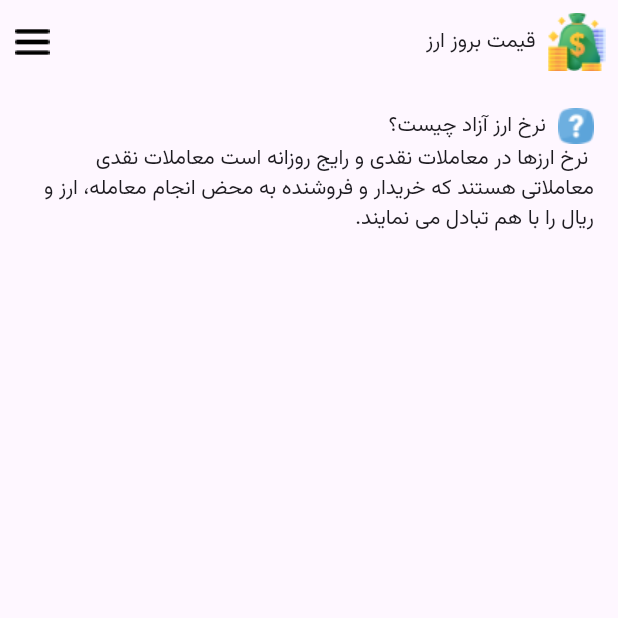
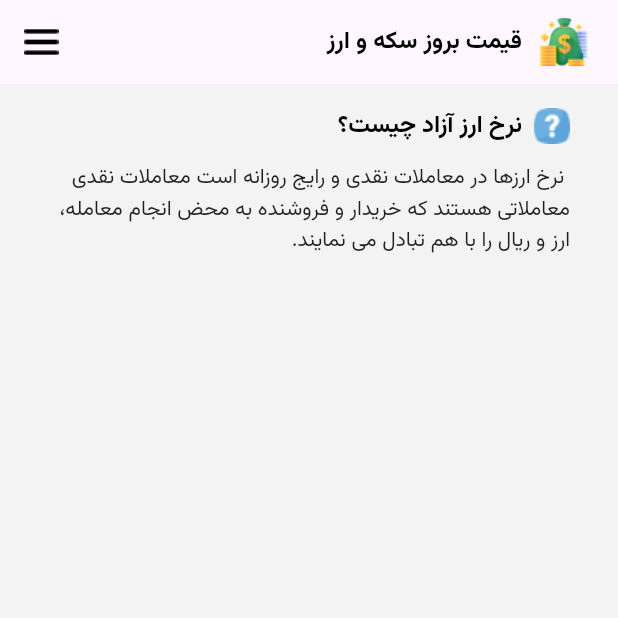
Before and after one commit to mo4wez/flutter_currency_app, a Flutter app: the screen it shows after launch, on a phone screen of 412 x 824 dp, the top half of it. Run offline on Flutter 3.47's test engine with Material 3 defaults, Android fonts, the phone set to English and light mode, and no system bars.

Commit message:
add textThemes

```diff
--- a/lib/main.dart
+++ b/lib/main.dart
@@ -22,6 +22,23 @@ class MyApp extends StatelessWidget {
       ],
       theme: ThemeData(
         fontFamily: 'Vazirmatn',
+        textTheme: TextTheme(
+          displayLarge: TextStyle(
+            color: Colors.black,
+            fontWeight: FontWeight.w700,
+            fontSize: 16,
+          ),
+          bodyLarge: TextStyle(
+            color: Colors.black87,
+            fontWeight: FontWeight.w300,
+            fontSize: 14,
+          ),
+          displayMedium: TextStyle(
+            color: Colors.white,
+            fontWeight: FontWeight.normal,
+            fontSize: 15,
+          ),
+        ),
       ),
       home: HomePage(),
     );
@@ -36,24 +53,31 @@ class HomePage extends StatelessWidget {
   @override
   Widget build(BuildContext context) {
     return Scaffold(
+        backgroundColor: Color.fromARGB(255, 243, 243, 243),
         appBar: AppBar(
           actions: [
+            const SizedBox(
+              width: 8,
+            ),
             Padding(
-              padding: const EdgeInsets.all(8.0),
+              padding: const EdgeInsets.all(12),
               child: Image.asset('assets/images/icon.png'),
             ),
-            const Text('قیمت بروز ارز'),
+            Text(
+              'قیمت بروز سکه و ارز',
+              style: Theme.of(context).textTheme.displayLarge,
+            ),
             Expanded(
                 child: Align(
                     alignment: Alignment.centerLeft,
                     child: Image.asset('assets/images/menu.png'))),
             const SizedBox(
-              width: 10,
+              width: 16,
             )
           ],
         ),
         body: Padding(
-          padding: const EdgeInsets.fromLTRB(16, 16, 16, 8),
+          padding: const EdgeInsets.fromLTRB(32, 16, 32, 16),
           child: Column(
             children: [
               Row(
@@ -61,12 +85,19 @@ class HomePage extends StatelessWidget {
                 children: [
                   Image.asset('assets/images/info_icon.png'),
                   const SizedBox(width: 8),
-                  const Text('نرخ ارز آزاد چیست؟ '),
+                  Text(
+                    'نرخ ارز آزاد چیست؟ ',
+                    style: Theme.of(context).textTheme.displayLarge,
+                  ),
                 ],
               ),
-              const Text(
+              SizedBox(
+                height: 12,
+              ),
+              Text(
                 ' نرخ ارزها در معاملات نقدی و رایج روزانه است معاملات نقدی معاملاتی هستند که خریدار و فروشنده به محض انجام معامله، ارز و ریال را با هم تبادل می نمایند.',
                 textDirection: TextDirection.rtl,
+                style: Theme.of(context).textTheme.bodyLarge,
               ),
             ],
           ),
--- a/pubspec.yaml
+++ b/pubspec.yaml
@@ -79,7 +79,9 @@ flutter:
     - family: Vazirmatn
       fonts:
         - asset: assets/fonts/Vazirmatn-Bold.ttf
+          weight: 700
         - asset: assets/fonts/Vazirmatn-Regular.ttf
+          weight: 300
   #         style: italic
   #   - family: Trajan Pro
   #     fonts:
```
